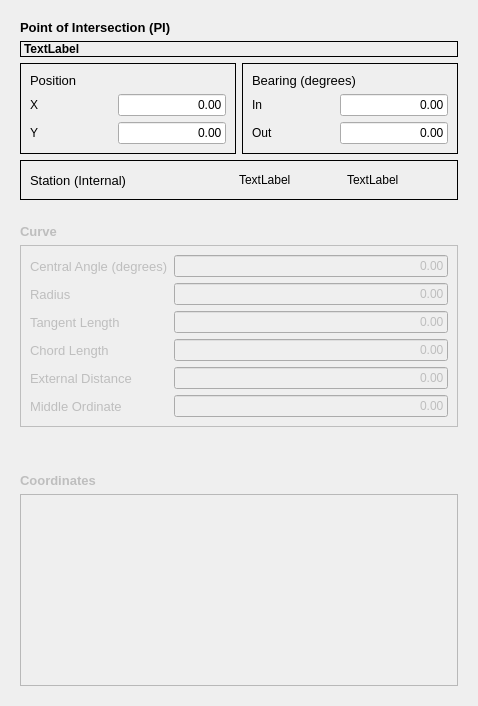
Old version of the form freecad/trails/resources/ui/edit_alignment_task.ui in the repository joelgraff/freecad.trails.
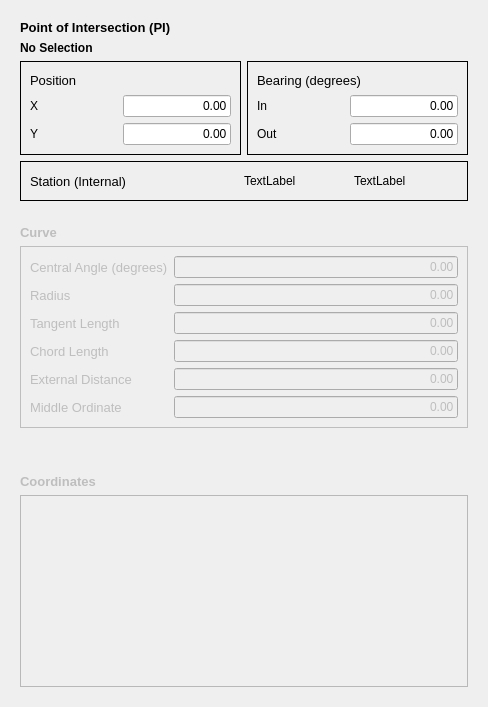
New version of the form.

The edit to the form file:
```diff
--- a/freecad/trails/resources/ui/edit_alignment_task.ui
+++ b/freecad/trails/resources/ui/edit_alignment_task.ui
@@ -6,8 +6,8 @@
    <rect>
     <x>0</x>
     <y>0</y>
-    <width>478</width>
-    <height>577</height>
+    <width>488</width>
+    <height>707</height>
    </rect>
   </property>
   <property name="sizePolicy">
@@ -57,10 +57,19 @@
            </font>
           </property>
           <property name="frameShape">
-           <enum>QFrame::Panel</enum>
+           <enum>QFrame::NoFrame</enum>
+          </property>
+          <property name="frameShadow">
+           <enum>QFrame::Sunken</enum>
+          </property>
+          <property name="lineWidth">
+           <number>21</number>
+          </property>
+          <property name="midLineWidth">
+           <number>13</number>
           </property>
           <property name="text">
-           <string>TextLabel</string>
+           <string>No Selection</string>
           </property>
          </widget>
         </item>
```
